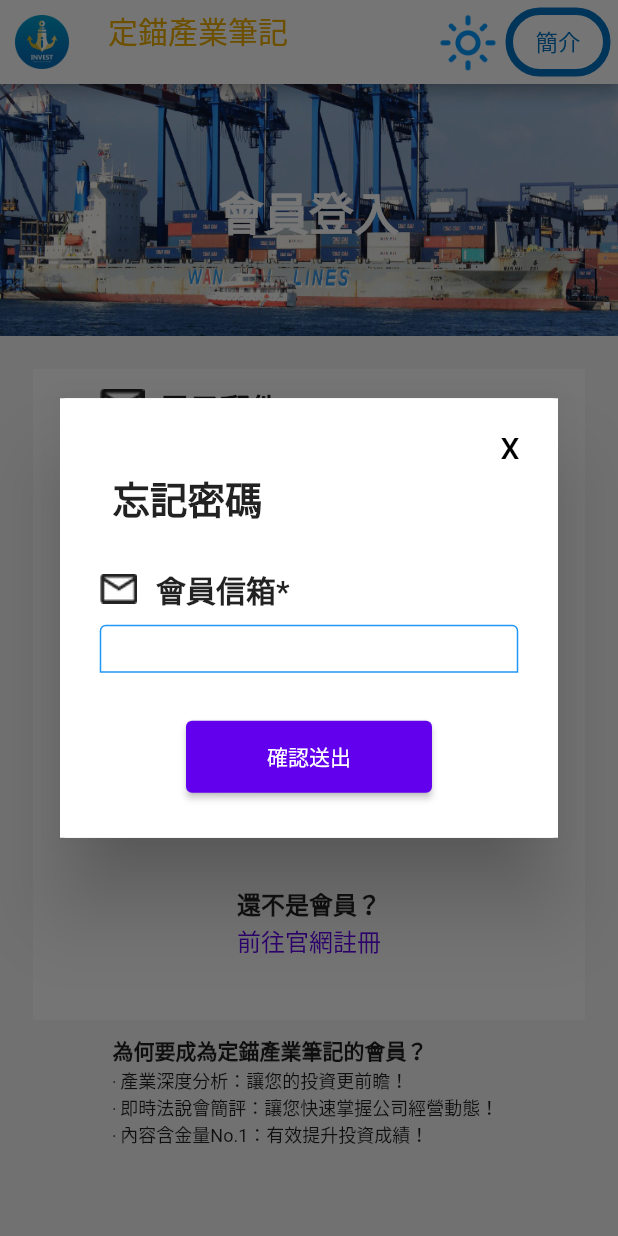
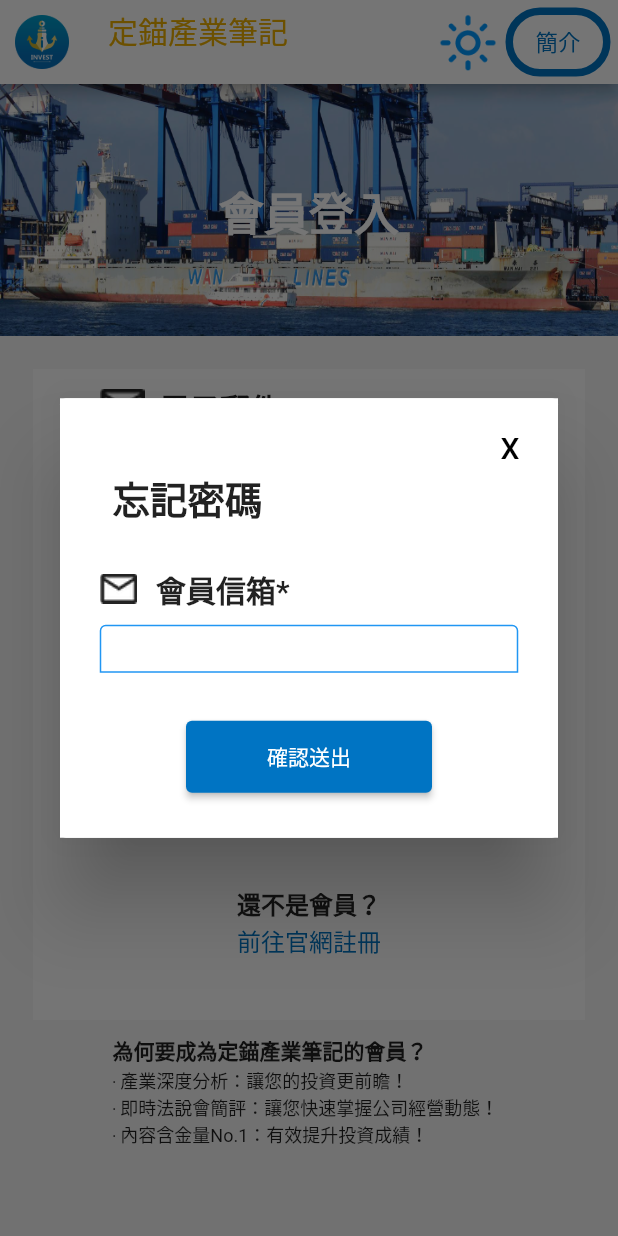
Before and after one commit to kvn2000tw/invest, a Flutter app: the screen it shows after launch, after a tap on "忘記密碼？", on a phone screen of 412 x 824 dp. Run offline on Flutter 3.47's test engine with Material 2 defaults, Android fonts, the phone set to English and light mode, and no system bars; our stand-ins replace shared_preferences, webview_flutter; Roboto replaces fonts that are missing (Poppins).

Commit message:
change login color

```diff
--- a/lib/login.dart
+++ b/lib/login.dart
@@ -355,6 +355,9 @@ class Login extends StatelessWidget {
                         print('Button pressed ...');
                         sendEmail(context,textController.text);
                       },
+                        style: ButtonStyle(
+                          backgroundColor: MaterialStatePropertyAll<Color>(Data.blue),
+                        ),
                       child: Text('確認送出'),
                       options: FFButtonOptions(
                         width: 130,
@@ -855,10 +858,11 @@ class Login extends StatelessWidget {
                                       style: TextButton.styleFrom(
                                          padding: EdgeInsetsDirectional.fromSTEB(
                                         0, 0, 0, 0),
-                                            textStyle: TextStyle(fontSize: 16,color:FlutterFlowTheme.of(context).primaryColor),
+                                            textStyle: TextStyle(fontSize: 16,color:Colors.blue),
                                           ),
-                                        child: const Text(
+                                        child: Text(
                                         '忘記密碼？',
+                                        style:TextStyle(fontSize: 16,color:Data.blue),
                                         ),
                                         onPressed: () => _showForgotDialog(context),
                                       ),
@@ -878,29 +882,16 @@ class Login extends StatelessWidget {
                       width: 132,
                       height: 46,
                       decoration: BoxDecoration(
-                        color: FlutterFlowTheme.of(context).secondaryBackground,
+                        color: Colors.blue,
                       ),
-                      child: FFButtonWidget(
+                      child: ElevatedButton(
                         onPressed: () {
                           print('Button pressed ...');
                           login(context,textController1.text,textController2.text);
                         },
                         child: Text('登入'),
-                        options: FFButtonOptions(
-                          width: 130,
-                          height: 40,
-                          color: FlutterFlowTheme.of(context).primaryColor,
-                          textStyle:
-                              FlutterFlowTheme.of(context).subtitle2.override(
-                                    fontFamily: 'Poppins',
-                                    color: FlutterFlowTheme.of(context).customColor2,
-                                    fontWeight: FontWeight.bold,
-                                  ),
-                          borderSide: BorderSide(
-                            color: Colors.transparent,
-                            width: 1,
-                          ),
-                          borderRadius: BorderRadius.circular(8),
+                        style: ButtonStyle(
+                          backgroundColor: MaterialStatePropertyAll<Color>(Data.blue),
                         ),
                       ),
                     ),
@@ -932,8 +923,9 @@ class Login extends StatelessWidget {
                               0, 0, 0, 0),
                               textStyle: TextStyle(fontSize: 16,color:FlutterFlowTheme.of(context).primaryColor),
                               ),
-                              child: const Text(
+                              child: Text(
                                 '前往官網註冊',
+                                style:TextStyle(fontSize: 16,color:Data.blue),
                               ),
                               onPressed: () => _gotoRegPage(),
                           )),
```
